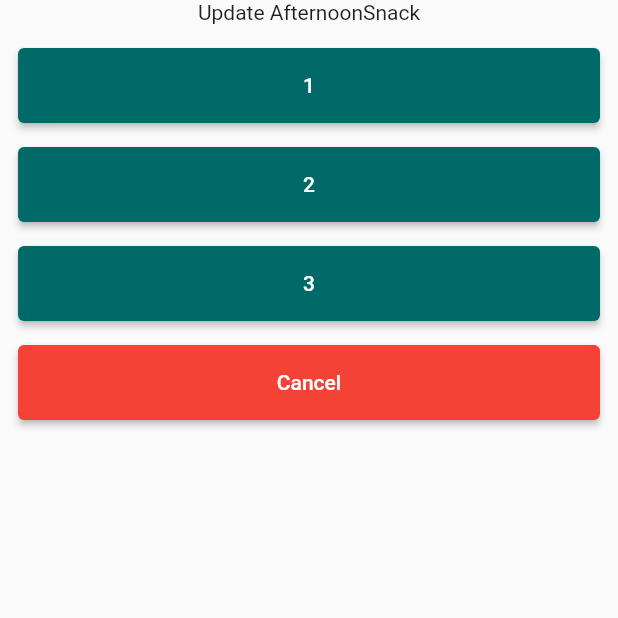
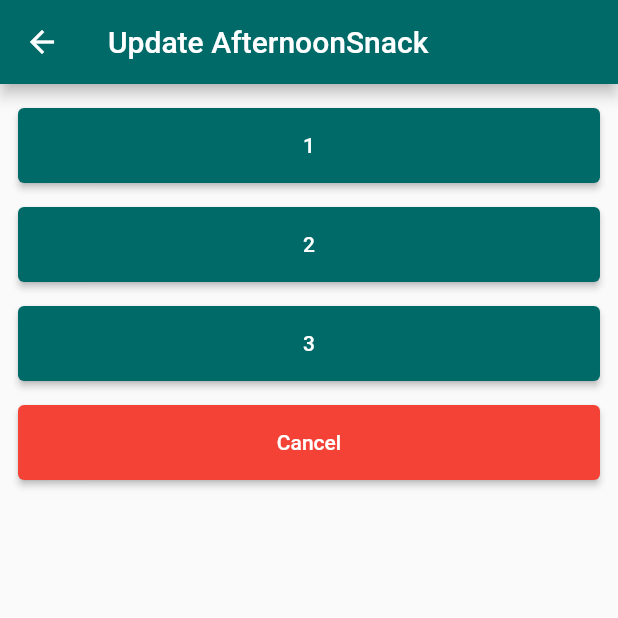
Before and after one commit to IsaacCooke/food_app_flutter, a Flutter app: the UpdateAfternoonSnack screen opened directly, on a phone screen of 412 x 824 dp, the top half of it. Run offline on Flutter 3.47's test engine with Material 2 defaults, Android fonts, the phone set to English and light mode, and no system bars; our stand-ins replace numberpicker, sqflite, sqflite_common_ffi; accounts and stored records are empty.

Commit message:
Fixed styling on update pages

```diff
--- a/lib/data/widgets/update_widgets/update_afternoon_snack.dart
+++ b/lib/data/widgets/update_widgets/update_afternoon_snack.dart
@@ -17,11 +17,14 @@ class UpdateAfternoonSnack extends StatelessWidget {
 
   @override
   Widget build(BuildContext context) {
-    return Padding(
+    return Scaffold(
+      appBar: AppBar(
+        title: const Text("Update AfternoonSnack"),
+      ),
+      body: Padding(
         padding: const EdgeInsets.symmetric(horizontal: 12.0),
         child: Column(
           children: <Widget>[
-          const Text("Update AfternoonSnack"),
             const SizedBox(height: 16),
             ElevatedButton(
               onPressed: () {
@@ -73,6 +76,7 @@ class UpdateAfternoonSnack extends StatelessWidget {
             const SizedBox(height: 16),
           ],
         ),
+      ),
     );
   }
 }
```
Also changed, not shown: lib/data/widgets/update_widgets/update_breakfast.dart (+6 -2 lines), lib/data/widgets/update_widgets/update_dinner.dart (+6 -2 lines), lib/data/widgets/update_widgets/update_evening_snack.dart (+6 -2 lines), lib/data/widgets/update_widgets/update_lunch.dart (+6 -2 lines), lib/data/widgets/update_widgets/update_morning_snack.dart (+6 -2 lines). Lines whose indentation alone changed are shown as unchanged.
